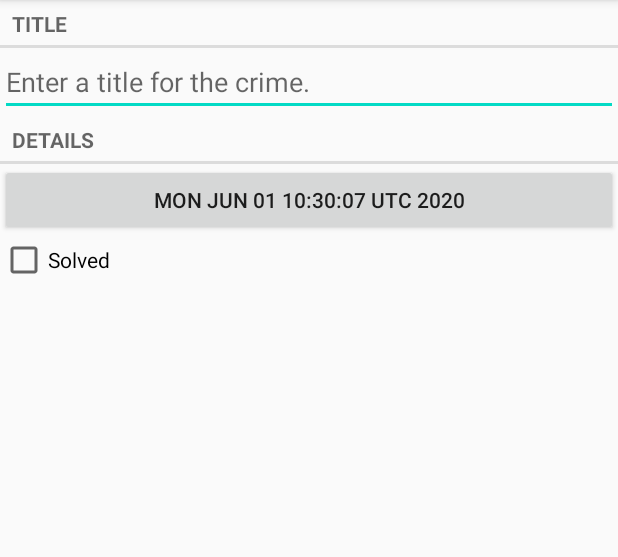
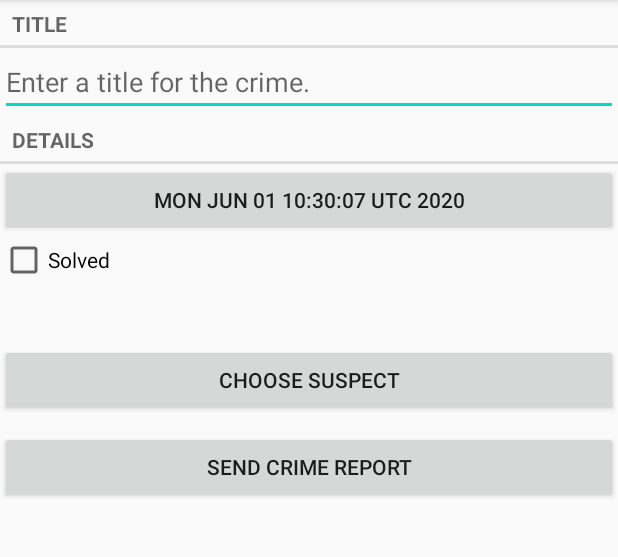
Before and after one commit to asadhameed/androidApplication, an Android app: the screen it shows after launch (CrimePagerActivity), after a tap on "New Crime", on a phone screen of 412 x 824 dp, the part 84-641 px from its top. Run offline under Robolectric (Android 15) with nearby library versions, the phone set to English and light mode, and no system bars.

```diff
--- a/app/src/main/java/com/androidbook/crimicalintent/Crime.java
+++ b/app/src/main/java/com/androidbook/crimicalintent/Crime.java
@@ -9,6 +9,15 @@ public class Crime {
     private Date mDate;
     private  boolean mSolved;
     private boolean mRequiresPolice;
+    private String mSuspect;
+
+    public String getmSuspect() {
+        return mSuspect;
+    }
+
+    public void setmSuspect(String mSuspect) {
+        this.mSuspect = mSuspect;
+    }
 
     public boolean ismRequiresPolice() {
         return mRequiresPolice;
--- a/app/src/main/java/com/androidbook/crimicalintent/CrimeBaseHelper.java
+++ b/app/src/main/java/com/androidbook/crimicalintent/CrimeBaseHelper.java
@@ -10,7 +10,7 @@ import com.androidbook.crimicalintent.CrimeDbSchema.CrimeTable;
 
 public class CrimeBaseHelper extends SQLiteOpenHelper {
     private static final int VERSION=1;
-    public static final String DATABASE_NAME="crimeBase.db";
+    public static final String DATABASE_NAME="crimeBase1.db";
     public CrimeBaseHelper(@Nullable Context context) {
         super(context, DATABASE_NAME, null, VERSION);
     }
@@ -21,6 +21,7 @@ public class CrimeBaseHelper extends SQLiteOpenHelper {
                 CrimeTable.Cols.UUID + " , "+
                 CrimeTable.Cols.TITLE + " , "+
                 CrimeTable.Cols.DATE  + " , "+
+                CrimeTable.Cols.SUSPECT +" ,"+
                 CrimeTable.Cols.SOLVED + " ) ") ;
     }
 
--- a/app/src/main/java/com/androidbook/crimicalintent/CrimeCursorWrapper.java
+++ b/app/src/main/java/com/androidbook/crimicalintent/CrimeCursorWrapper.java
@@ -23,11 +23,13 @@ public class CrimeCursorWrapper extends CursorWrapper {
         String Title =getString(getColumnIndex(CrimeTable.Cols.TITLE));
         long date=getLong(getColumnIndex(CrimeTable.Cols.DATE));
         int isSolved=getInt(getColumnIndex(CrimeTable.Cols.SOLVED));
+        String suspect=getString(getColumnIndex(CrimeTable.Cols.SUSPECT));
 
         Crime crime= new Crime(UUID.fromString(uuid));
         crime.setmTitle(Title);
         crime.setmDate(new Date(date));
         crime.setmSolved(isSolved!=0);
+        crime.setmSuspect(suspect);
         return  crime;
     }
 }
--- a/app/src/main/java/com/androidbook/crimicalintent/CrimeDbSchema.java
+++ b/app/src/main/java/com/androidbook/crimicalintent/CrimeDbSchema.java
@@ -2,13 +2,14 @@ package com.androidbook.crimicalintent;
 
 public class CrimeDbSchema {
     public static final class CrimeTable {
-        public static final String NAME = "Crimes";
+        public static final String NAME = "Crimesa";
 
         public static final class Cols {
             public static final String  UUID ="uuid";
             public   static final String  TITLE= "title";
             public static final String  DATE="date";
             public static final String  SOLVED="solved";
+            public static final String SUSPECT="suspected";
         }
     }
 }
--- a/app/src/main/java/com/androidbook/crimicalintent/CrimeLab.java
+++ b/app/src/main/java/com/androidbook/crimicalintent/CrimeLab.java
@@ -80,6 +80,7 @@ public class CrimeLab {
         values.put(CrimeTable.Cols.TITLE, crime.getmTitle());
         values.put(CrimeTable.Cols.DATE, crime.getmDate().getTime());
         values.put(CrimeTable.Cols.SOLVED, crime.ismSolved()?1:0);
+        values.put(CrimeTable.Cols.SUSPECT, crime.getmSuspect());
         return values;
     }
 
--- a/app/src/main/res/layout/fragment_crime.xml
+++ b/app/src/main/res/layout/fragment_crime.xml
@@ -29,6 +29,24 @@
         android:layout_height="wrap_content"
         android:id="@+id/crime_solved"
         android:text="@string/crime_solved_label" />
+    <LinearLayout
+        android:layout_width="match_parent"
+        android:layout_height="wrap_content"
+        android:layout_marginTop="40dp"
+        android:orientation="vertical" >
+        <Button
+            android:layout_width="match_parent"
+            android:layout_height="wrap_content"
+            android:text="Choose Suspect"
+            android:id="@+id/crime_suspect"></Button>
+
+        <Button
+            android:layout_marginTop="10dp"
+            android:layout_width="match_parent"
+            android:layout_height="wrap_content"
+            android:text="Send Crime Report"
+            android:id="@+id/crime_report"></Button>
+    </LinearLayout>
 
 
 </LinearLayout>
--- a/app/src/main/res/values/strings.xml
+++ b/app/src/main/res/values/strings.xml
@@ -12,4 +12,7 @@
     <string name="show_subtitle" >Show subtitle</string>
     <string name="hide_subtitle">Hide subtitle</string>
     <string name="subtitle_formate">%1$d crimes</string>
+
+    <string name="crime_report">%1$s! The crime discovered on %2$s. %3$s , %4$s</string>
+    <string name="send_report" >Send crime report via</string>
 </resources>
```
Also changed, not shown: app/src/main/java/com/androidbook/crimicalintent/CrimeFragment.java (+41 -2 lines).
